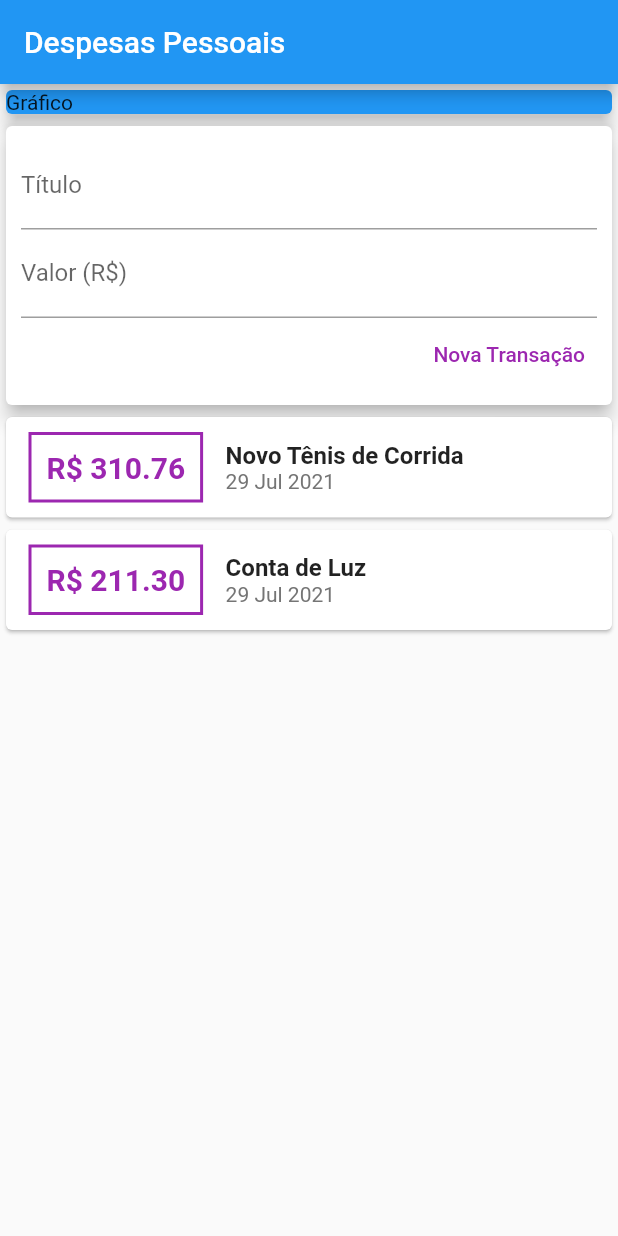
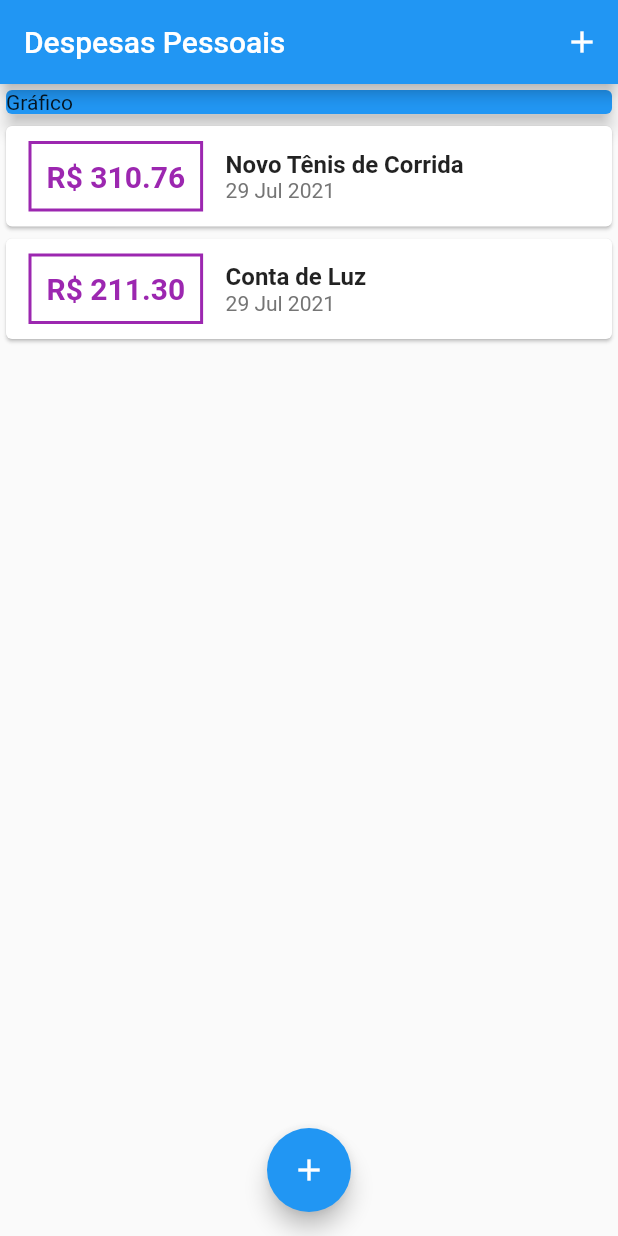
Before and after one commit to dorathoto/flutter_despesasPessoais, a Flutter app: the screen it shows after launch, on a phone screen of 412 x 824 dp. Run offline on Flutter 3.47's test engine with Material 2 defaults, Android fonts, the phone set to English and light mode, and no system bars.

Commit message:
feat floatingActionButton modal

```diff
--- a/lib/components/transaction_user.dart
+++ /dev/null
@@ -1,50 +0,0 @@
-import 'dart:math';
-import 'package:flutter/material.dart';
-import 'transaction_form.dart';
-import 'transaction_list.dart';
-import '../models/transaction.dart';
-
-class TransactionUser extends StatefulWidget {
-  @override
-  _TransactionUserState createState() => _TransactionUserState();
-}
-
-class _TransactionUserState extends State<TransactionUser> {
-  final _transactions = [
-    Transaction(
-      id: 't1',
-      title: 'Novo Tênis de Corrida',
-      value: 310.76,
-      date: DateTime.now(),
-    ),
-    Transaction(
-      id: 't2',
-      title: 'Conta de Luz',
-      value: 211.30,
-      date: DateTime.now(),
-    ),
-  ];
-
-  _addTransaction(String title, double value) {
-    final newTransaction = Transaction(
-      id: Random().nextDouble().toString(),
-      title: title,
-      value: value,
-      date: DateTime.now(),
-    );
-
-    setState(() {
-      _transactions.add(newTransaction);
-    });
-  }
-
-  @override
-  Widget build(BuildContext context) {
-    return Column(
-      children: <Widget>[
-        TransactionForm(_addTransaction),
-        TransactionList(_transactions),
-      ],
-    );
-  }
-}
--- a/lib/main.dart
+++ b/lib/main.dart
@@ -1,5 +1,9 @@
+import 'package:expenses/components/transaction_form.dart';
 import 'package:flutter/material.dart';
-import 'package:expenses/components/transaction_user.dart';
+import 'dart:math';
+import 'components/transaction_form.dart';
+import 'components/transaction_list.dart';
+import 'models/transaction.dart';
 
 main() => runApp(ExpensesApp());
 
@@ -12,12 +16,60 @@ class ExpensesApp extends StatelessWidget {
   }
 }
 
-class MyHomePage extends StatelessWidget {
+class MyHomePage extends StatefulWidget {
+  @override
+  _MyHomePageState createState() => _MyHomePageState();
+}
+
+class _MyHomePageState extends State<MyHomePage> {
+  final _transactions = [
+    Transaction(
+      id: 't1',
+      title: 'Novo Tênis de Corrida',
+      value: 310.76,
+      date: DateTime.now(),
+    ),
+    Transaction(
+      id: 't2',
+      title: 'Conta de Luz',
+      value: 211.30,
+      date: DateTime.now(),
+    ),
+  ];
+
+  _addTransaction(String title, double value) {
+    final newTransaction = Transaction(
+      id: Random().nextDouble().toString(),
+      title: title,
+      value: value,
+      date: DateTime.now(),
+    );
+
+    setState(() {
+      _transactions.add(newTransaction);
+    });
+  }
+
+  _openTransactionFormModal(BuildContext context) {
+    showModalBottomSheet(
+      context: context,
+      builder: (_) {
+        return TransactionForm(_addTransaction);
+      },
+    );
+  }
+
   @override
   Widget build(BuildContext context) {
     return Scaffold(
       appBar: AppBar(
         title: Text('Despesas Pessoais'),
+        actions: <Widget>[
+          IconButton(
+            onPressed: () => _openTransactionFormModal(context),
+            icon: Icon(Icons.add),
+          )
+        ],
       ),
       body: SingleChildScrollView(
         child: Column(
@@ -31,10 +83,19 @@ class MyHomePage extends StatelessWidget {
                 elevation: 5,
               ),
             ),
-            TransactionUser(),
+            Column(
+              children: <Widget>[
+                TransactionList(_transactions),
+              ],
+            )
           ],
         ),
       ),
+      floatingActionButton: FloatingActionButton(
+        onPressed: () => _openTransactionFormModal(context),
+        child: Icon(Icons.add),
+      ),
+      floatingActionButtonLocation: FloatingActionButtonLocation.centerFloat,
     );
   }
 }
```
Also changed, not shown: lib/components/transaction_form.dart (+12 -7 lines).
